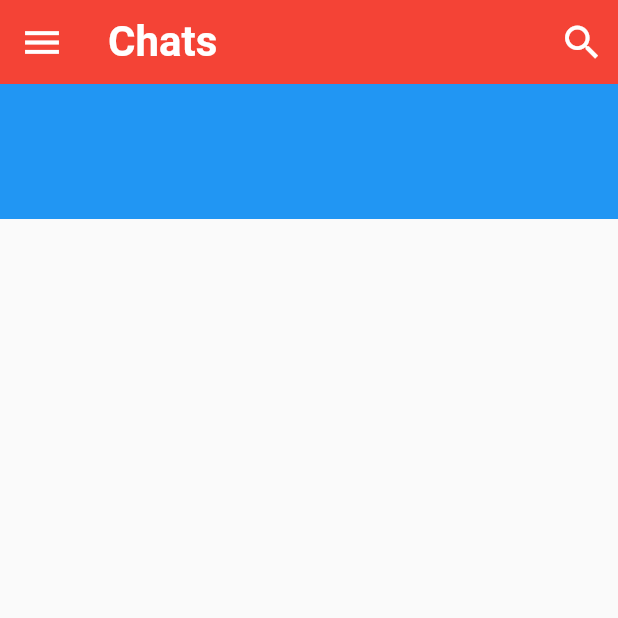
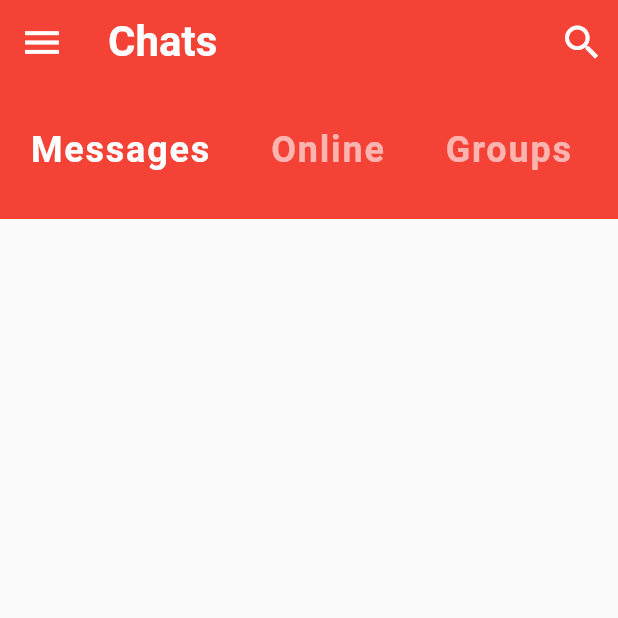
Before and after one commit to Prat2030/Flutter_Chats_UI, a Flutter app: the screen it shows after launch, on a phone screen of 412 x 824 dp, the top half of it. Run offline on Flutter 3.47's test engine with Material 2 defaults, Android fonts, the phone set to English and light mode, and no system bars.

Commit message:
completed category selector widget

```diff
--- a/lib/widgets/category_selector.dart
+++ b/lib/widgets/category_selector.dart
@@ -8,11 +8,41 @@ class CategorySelector extends StatefulWidget {
 }
 
 class _CategorySelectorState extends State<CategorySelector> {
+  int selectedIndex = 0;
+  final List<String> categories = ['Messages', 'Online', 'Groups', 'Requests'];
   @override
   Widget build(BuildContext context) {
     return Container(
       height: 90,
-      color: Colors.blue,
+      color: Theme.of(context).primaryColor,
+      child: ListView.builder(
+        scrollDirection: Axis.horizontal,
+        itemCount: categories.length,
+        itemBuilder: (BuildContext context, int index) {
+          return GestureDetector(
+            onTap: () {
+              setState(() {
+                selectedIndex = index;
+              });
+            },
+            child: Padding(
+              padding: const EdgeInsets.symmetric(
+                horizontal: 20,
+                vertical: 30,
+              ),
+              child: Text(
+                categories[index],
+                style: TextStyle(
+                  color: index == selectedIndex ? Colors.white : Colors.white60,
+                  fontSize: 24,
+                  fontWeight: FontWeight.bold,
+                  letterSpacing: 1.2,
+                ),
+              ),
+            ),
+          );
+        },
+      ),
     );
   }
 }
```
